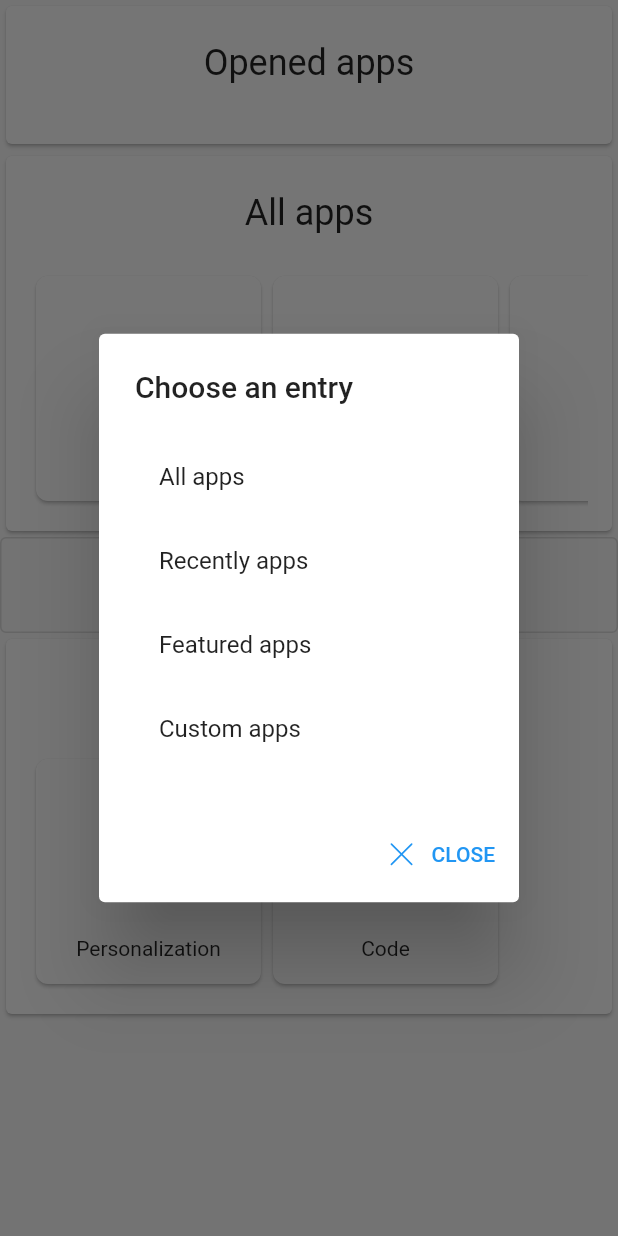
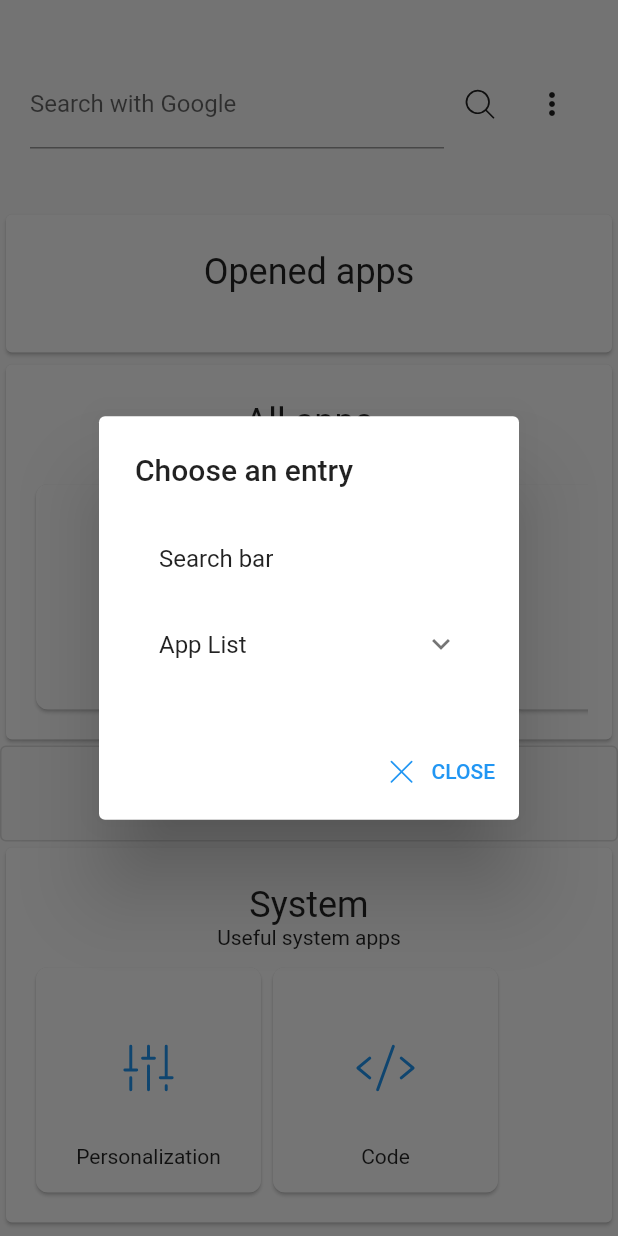
Before and after one commit to LinwoodCloud/Launch, a Flutter app: the screen it shows after launch, after a tap on "Add", on a phone screen of 412 x 824 dp. Run offline on Flutter 3.47's test engine with Material 2 defaults, Android fonts, the phone set to English and light mode, and no system bars; our stand-ins replace phosphor_flutter, shared_preferences, sprintf.

Commit message:
add search bar

```diff
--- a/app/lib/home.dart
+++ b/app/lib/home.dart
@@ -1,6 +1,7 @@
 import 'package:flutter/material.dart';
 import 'package:linwood_launcher_app/app/entry.dart';
 import 'package:linwood_launcher_app/app/list.dart';
+import 'package:linwood_launcher_app/panels/search_bar.dart';
 import 'package:linwood_launcher_app/settings/personalization.dart';
 import 'package:phosphor_flutter/phosphor_flutter.dart';
 import 'package:url_launcher/url_launcher.dart';
@@ -17,6 +18,7 @@ class _HomePageState extends State<HomePage> {
   Widget build(BuildContext context) {
     return Scaffold(
         body: ListView(children: [
+      SearchBarPanel(SearchEngine.defaultEngines[0]).buildWidget(context),
       AppList(title: "Opened apps"),
       AppList(title: "All apps", apps: [
         WebEntry("Search", url: "https://example.com"),
@@ -40,10 +42,16 @@ class _HomePageState extends State<HomePage> {
                       content: SingleChildScrollView(
                         child: Column(
                           children: [
-                            ListTile(onTap: () {}, title: Text("All apps")),
-                            ListTile(onTap: () {}, title: Text("Recently apps")),
-                            ListTile(onTap: () {}, title: Text("Featured apps")),
-                            ListTile(onTap: () {}, title: Text("Custom apps")),
+                            ListTile(title: Text("Search bar")),
+                            ExpansionTile(title: Text("App List"), children: [
+                              ListTile(onTap: () {}, title: Text("All apps")),
+                              ListTile(
+                                  onTap: () {}, title: Text("Recently apps")),
+                              ListTile(
+                                  onTap: () {}, title: Text("Featured apps")),
+                              ListTile(
+                                  onTap: () {}, title: Text("Custom apps")),
+                            ]),
                           ],
                         ),
                       ),
@@ -64,8 +72,8 @@ class _HomePageState extends State<HomePage> {
         }), */
         SystemEntry("Personalization",
             widget: Icon(PhosphorIcons.fadersLight),
-            onClick: () => Navigator.of(context)
-                .push(MaterialPageRoute(builder: (context) => PersonalizationSettingsPage()))),
+            onClick: () => Navigator.of(context).push(MaterialPageRoute(
+                builder: (context) => PersonalizationSettingsPage()))),
         /* SystemEntry("Updates",
             widget: Icon(PhosphorIcons.arrowCounterClockwiseLight), onClick: () {}), */
         SystemEntry("Code",
--- /dev/null
+++ b/app/lib/panels/panel.dart
@@ -0,0 +1,9 @@
+import 'package:flutter/material.dart';
+
+abstract class Panel {
+  Panel();
+  Panel.fromJson(Map<String, dynamic> json);
+  Map<String, dynamic> toJson();
+
+  Widget buildWidget(BuildContext context);
+}
--- /dev/null
+++ b/app/lib/panels/search_bar.dart
@@ -0,0 +1,93 @@
+import 'package:flutter/material.dart';
+import 'package:flutter/src/widgets/framework.dart';
+import 'package:linwood_launcher_app/panels/panel.dart';
+import 'package:phosphor_flutter/phosphor_flutter.dart';
+import 'package:sprintf/sprintf.dart';
+import 'package:url_launcher/url_launcher.dart';
+
+class SearchEngine {
+  final String name;
+  final String queryUrl;
+
+  static const defaultEngines = const [
+    SearchEngine(name: "Google", queryUrl: "https://google.com/search?q=%s"),
+    SearchEngine(name: "Ecosia", queryUrl: "https://ecosia.com/search?q=%"),
+    SearchEngine(
+        name: "Wikipedia",
+        queryUrl: "https://wikipedia.org/w/index.php?search=%s&ns0=1"),
+    SearchEngine(name: "Amazon", queryUrl: "https://amazon.com/s?k=%s"),
+    SearchEngine(name: "Bing", queryUrl: "https://bing.com/search?q=%s"),
+    SearchEngine(
+        name: "Pixabay", queryUrl: "https://pixabay.com/images/search/%s"),
+    SearchEngine(name: "DuckDuckGo", queryUrl: "https://duckduckgo.com/?q=%s"),
+    SearchEngine(name: "Ebay", queryUrl: "https://ebay.com/sch/?_nkw=%s"),
+  ];
+
+  const SearchEngine({required this.name, required this.queryUrl});
+  SearchEngine.fromJson(Map<String, dynamic> json)
+      : name = json['name'],
+        queryUrl = json['query-url'];
+
+  Map<String, dynamic> toJson() => {"name": name, "query-url": queryUrl};
+}
+
+class SearchBarPanel extends Panel {
+  SearchEngine searchEngine;
+
+  SearchBarPanel(this.searchEngine);
+
+  SearchBarPanel.fromJson(Map<String, dynamic> json)
+      : searchEngine = SearchEngine.fromJson(json['search-engine']),
+        super.fromJson(json);
+
+  @override
+  Map<String, dynamic> toJson() => {"search-engine": searchEngine.toJson()};
+
+  @override
+  Widget buildWidget(BuildContext context) => SearchBarWidget(panel: this);
+}
+
+class SearchBarWidget extends StatefulWidget {
+  final SearchBarPanel panel;
+  const SearchBarWidget({Key? key, required this.panel}) : super(key: key);
+
+  @override
+  _SearchBarWidgetState createState() => _SearchBarWidgetState();
+}
+
+class _SearchBarWidgetState extends State<SearchBarWidget> {
+  @override
+  Widget build(BuildContext context) {
+    var _controller = TextEditingController();
+    void submit() {
+      if (_controller.text.isNotEmpty)
+        launch(sprintf(widget.panel.searchEngine.queryUrl,
+            [Uri.encodeQueryComponent(_controller.text)]));
+    }
+
+    return Align(
+        alignment: Alignment.topCenter,
+        child: Container(
+            padding: EdgeInsets.symmetric(horizontal: 20, vertical: 40),
+            constraints: BoxConstraints(maxWidth: 1000),
+            child: Row(children: [
+              Expanded(
+                  child: TextField(
+                      decoration: InputDecoration(
+                          labelText:
+                              "Search with ${widget.panel.searchEngine.name}"),
+                      controller: _controller,
+                      onSubmitted: (value) => submit())),
+              IconButton(
+                  icon: Icon(PhosphorIcons.magnifyingGlassLight),
+                  onPressed: submit),
+              PopupMenuButton<SearchEngine>(
+                  onSelected: (value) =>
+                      setState(() => widget.panel.searchEngine = value),
+                  itemBuilder: (context) => [
+                        ...SearchEngine.defaultEngines.map(
+                            (e) => PopupMenuItem(child: Text(e.name), value: e))
+                      ])
+            ])));
+  }
+}
--- a/app/pubspec.yaml
+++ b/app/pubspec.yaml
@@ -26,6 +26,7 @@ dependencies:
   phosphor_flutter: ^1.2.0
   shared_preferences: ^2.0.6
   url_launcher: ^6.0.6
+  sprintf: ^6.0.0
 
   # The following adds the Cupertino Icons font to your application.
   # Use with the CupertinoIcons class for iOS style icons.
```
Also changed, not shown: app/pubspec.lock, 1 other file.
